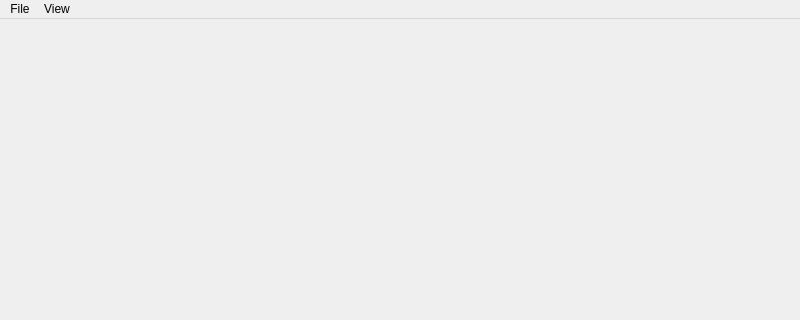
First picture: the form in plotwindow.ui, repository sangyobe/art_plot, before the edit; both pictures show x 0 to 800 and y 0 to 320 of the 800 by 600 pixel window.
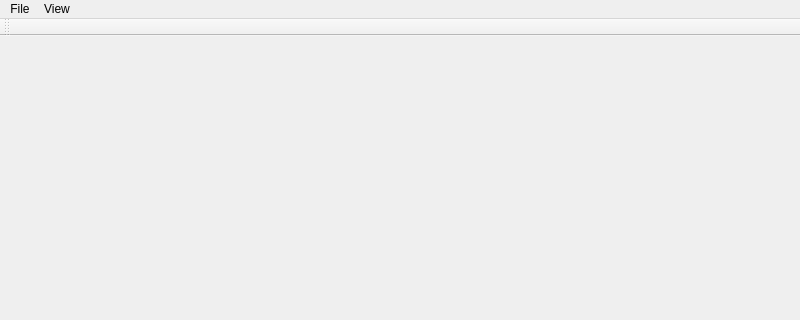
Second picture: the form after the edit. Custom widgets are drawn as their Qt base class.

Diff of the .ui file:
```diff
--- a/plotwindow.ui
+++ b/plotwindow.ui
@@ -55,6 +55,17 @@
    <addaction name="menuView"/>
   </widget>
   <widget class="QStatusBar" name="statusbar"/>
+  <widget class="QToolBar" name="toolBar">
+   <property name="windowTitle">
+    <string>toolBar</string>
+   </property>
+   <attribute name="toolBarArea">
+    <enum>TopToolBarArea</enum>
+   </attribute>
+   <attribute name="toolBarBreak">
+    <bool>false</bool>
+   </attribute>
+  </widget>
   <action name="actionClose">
    <property name="text">
     <string>Close</string>
```
Left out of the diff: 8 changed lines with no effect on the pictures.
